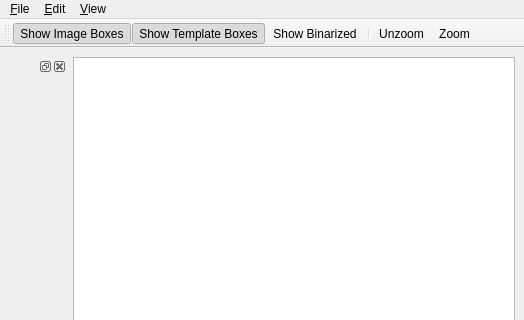
The window that Planta/mainwindow.ui (albertca/NanScan) describes before a commit, drawn with Qt 5; both pictures show x 0 to 524 and y 0 to 320 of the 524 by 487 pixel window.
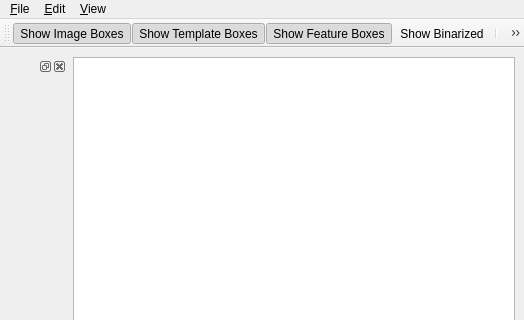
The same window after the commit.

Commit message:
Added feature rect to template. Appropiate handling added to Planta template designer, barcode, ocr and recognizer as well as to the added auto_attach module. Storing and retrieval hasn't been tested though.
Once tested this will provide the basis for better ways of finding
template offset.

Patch:
```diff
--- a/Planta/mainwindow.ui
+++ b/Planta/mainwindow.ui
@@ -109,9 +109,9 @@
    <property name="geometry" >
     <rect>
      <x>0</x>
-     <y>30</y>
+     <y>22</y>
      <width>524</width>
-     <height>33</height>
+     <height>26</height>
     </rect>
    </property>
    <property name="windowTitle" >
@@ -125,6 +125,7 @@
    </attribute>
    <addaction name="actionToggleImageBoxes" />
    <addaction name="actionToggleTemplateBoxes" />
+   <addaction name="actionToggleFeatureBoxes" />
    <addaction name="actionToggleBinarized" />
    <addaction name="separator" />
    <addaction name="actionUnzoom" />
@@ -216,6 +217,17 @@
     <string>Unzoom</string>
    </property>
   </action>
+  <action name="actionToggleFeatureBoxes" >
+   <property name="checkable" >
+    <bool>true</bool>
+   </property>
+   <property name="checked" >
+    <bool>true</bool>
+   </property>
+   <property name="text" >
+    <string>Show Feature Boxes</string>
+   </property>
+  </action>
  </widget>
  <resources/>
  <connections/>
```
Left out of the diff: 18 changed lines with no effect on the pictures. The commit also changes 14 other files.
